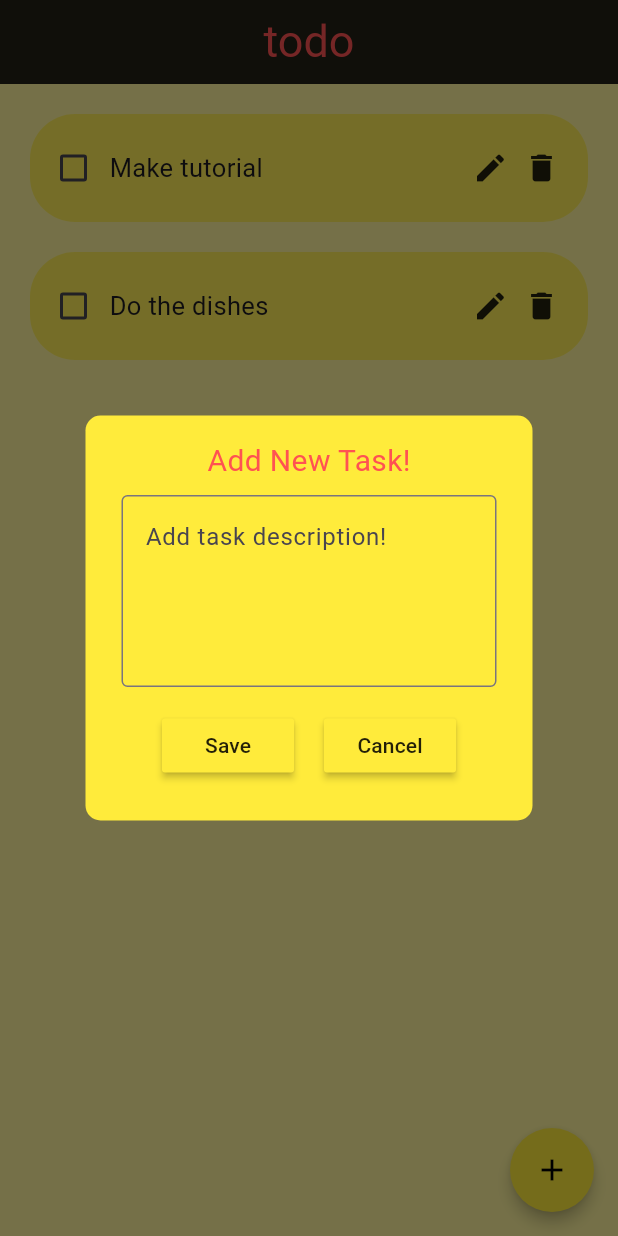
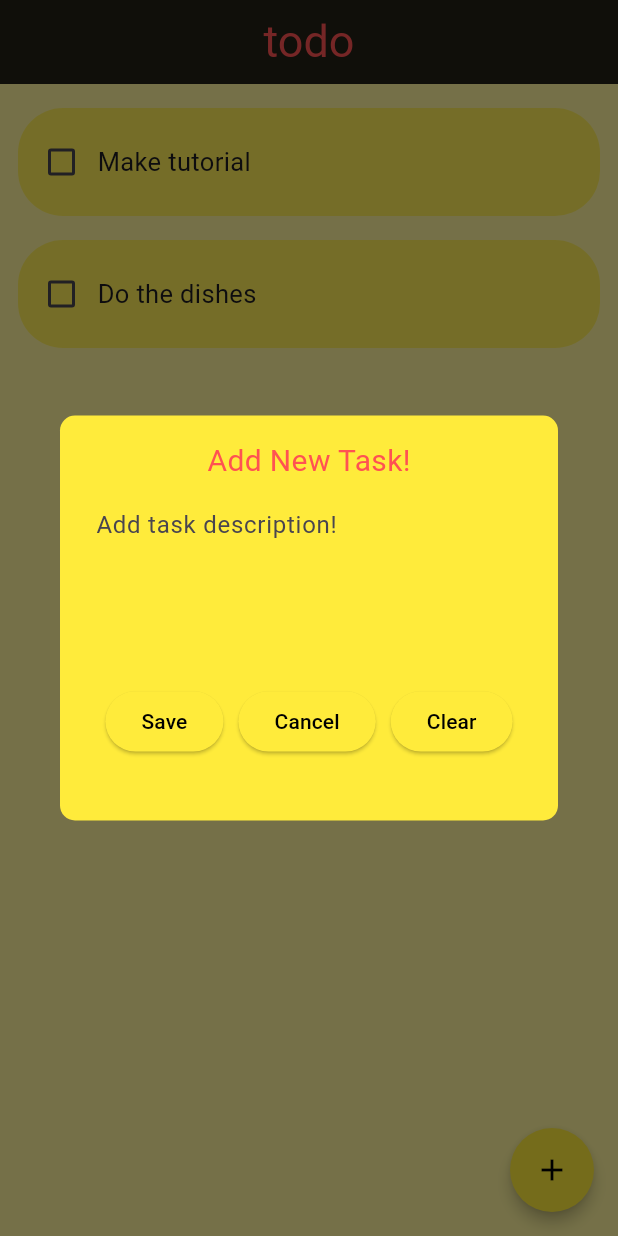
Before and after one commit to sxmbaka/todo-app, a Flutter app: the screen it shows after launch, after a tap on the "add" icon, on a phone screen of 412 x 824 dp. Run offline on Flutter 3.47's test engine with Material 3 defaults, Android fonts, the phone set to English and light mode, and no system bars; drawn by our look-alikes of flutter_slidable; our stand-ins replace gap, google_fonts; missing offline and left inert: dart:ffi; Roboto replaces fonts that are missing (Ubuntu).

Commit message:
Fix formatting issues and add new task functionality

```diff
--- a/lib/pages/home_page.dart
+++ b/lib/pages/home_page.dart
@@ -28,14 +28,21 @@ class _HomePageState extends State<HomePage> {
 
   void saveNewTask() {
     setState(() {
-      toDoList.add([_controller.text, false]);
+      if (_controller.text.isNotEmpty) {
+        toDoList.add([_controller.text, false]);
+      }
     });
+    _controller.clear();
     Navigator.of(context).pop();
   }
 
   void editTask() {}
 
-  void deleteTask() {}
+  void deleteTask(int index) {
+    setState(() {
+      toDoList.removeAt(index);
+    });
+  }
 
   void createNewTask() {
     showDialog(
@@ -45,6 +52,7 @@ class _HomePageState extends State<HomePage> {
           controller: _controller,
           onSave: saveNewTask,
           onCancel: () => Navigator.of(context).pop(),
+          onClear: () => _controller.clear(),
         );
       },
     );
@@ -84,7 +92,7 @@ class _HomePageState extends State<HomePage> {
             taskName: toDoList[index][0],
             isTaskComplete: toDoList[index][1],
             onChanged: (value) => checkBoxChanged(value, index),
-            onDelete: deleteTask,
+            onDelete: (context) => deleteTask(index),
             onEdit: editTask,
           );
         },
--- a/lib/widgets/dialog_box.dart
+++ b/lib/widgets/dialog_box.dart
@@ -9,12 +9,14 @@ class DialogBox extends StatelessWidget {
   final TextEditingController controller;
   VoidCallback onSave;
   VoidCallback onCancel;
+  VoidCallback onClear;
 
   DialogBox({
     super.key,
     required this.controller,
     required this.onCancel,
     required this.onSave,
+    required this.onClear,
   });
 
   @override
@@ -27,7 +29,7 @@ class DialogBox extends StatelessWidget {
       ),
       content: Container(
         height: 230,
-        width: 250,
+        width: 300,
         child: Column(
           children: [
             // get user input
@@ -42,7 +44,7 @@ class DialogBox extends StatelessWidget {
             TextField(
               decoration: InputDecoration(
                 focusColor: Colors.black,
-                border: OutlineInputBorder(),
+                border: InputBorder.none,
                 fillColor: Colors.white,
                 hintText: "Add task description!",
                 hintStyle: GoogleFonts.ubuntu(),
@@ -61,10 +63,15 @@ class DialogBox extends StatelessWidget {
                   text: "Save",
                   onPressed: onSave,
                 ),
-                Gap(20),
+                Gap(10),
                 DialogBoxButtom(
                   text: "Cancel",
                   onPressed: onCancel,
+                ),
+                Gap(10),
+                DialogBoxButtom(
+                  text: "Clear",
+                  onPressed: onClear,
                 ),
               ],
             ),
--- a/lib/widgets/dialog_box_button.dart
+++ b/lib/widgets/dialog_box_button.dart
@@ -11,10 +11,13 @@ class DialogBoxButtom extends StatelessWidget {
 
   @override
   Widget build(BuildContext context) {
-    return MaterialButton(
+    return ElevatedButton(
       onPressed: onPressed,
-      color: Colors.yellow,
       child: Text(text),
+      style: ButtonStyle(
+        backgroundColor: MaterialStateProperty.all<Color>(Colors.yellow),
+        foregroundColor: MaterialStateProperty.all(Colors.black),
+      ),
     );
   }
 }
--- a/lib/widgets/todo_list_tile.dart
+++ b/lib/widgets/todo_list_tile.dart
@@ -1,7 +1,5 @@
-import 'dart:js_util';
-
-import 'package:flutter/cupertino.dart';
 import 'package:flutter/material.dart';
+import 'package:flutter/rendering.dart';
 import 'package:flutter/widgets.dart';
 import 'package:flutter_slidable/flutter_slidable.dart';
 import 'package:gap/gap.dart';
@@ -12,7 +10,7 @@ class TodoListTile extends StatelessWidget {
   final bool isTaskComplete;
   final Function(bool?)? onChanged;
   VoidCallback onEdit;
-  VoidCallback onDelete;
+  Function(BuildContext)? onDelete;
 
   TodoListTile({
     super.key,
@@ -25,11 +23,15 @@ class TodoListTile extends StatelessWidget {
 
   @override
   Widget build(BuildContext context) {
-    return Slidable(
+    return Padding(
+      padding: const EdgeInsets.only(left: 12, top: 16, right: 12),
+      child: Slidable(
         endActionPane: ActionPane(
+          extentRatio: 0.3,
           motion: StretchMotion(),
           children: [
             SlidableAction(
+              borderRadius: BorderRadius.circular(30),
               onPressed: onDelete,
               icon: Icons.delete,
               backgroundColor: Colors.red,
@@ -43,7 +45,6 @@ class TodoListTile extends StatelessWidget {
             top: 12,
             bottom: 12,
           ),
-        margin: EdgeInsets.only(left: 20, right: 20, top: 20),
           decoration: BoxDecoration(
             color: Colors.yellow[400],
             borderRadius: BorderRadius.circular(30),
@@ -67,20 +68,8 @@ class TodoListTile extends StatelessWidget {
                   maxLines: 5,
                 ),
               ),
-            GestureDetector(
-              onTap: onEdit,
-              child: Icon(
-                Icons.edit,
+            ],
           ),
-            ),
-            Gap(10),
-            GestureDetector(
-              onTap: onDelete,
-              child: Icon(
-                Icons.delete,
-              ),
-            ),
-          ],
         ),
       ),
     );
```
Lines whose indentation alone changed are shown as unchanged.
